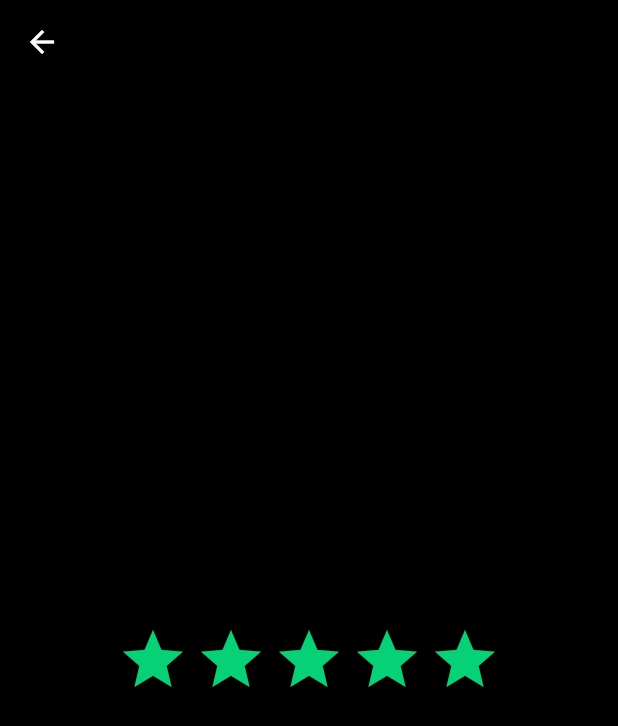
After one commit to millerovv/animatiland, a Flutter app: the screen it shows after launch, after a tap on "Example 3", on a phone screen of 412 x 824 dp. The commit adds this screen. Shown: the top 726 px of the screen. Run offline on Flutter 3.47's test engine with Material 2 defaults, Android fonts, the phone set to English and light mode, and no system bars.

Commit message:
Added multiple color transition page.

```diff
--- a/lib/app.dart
+++ b/lib/app.dart
@@ -1,3 +1,4 @@
+import 'package:animatiland/multiple_color_transition/third_example_page.dart';
 import 'package:animatiland/staggered/first_example_page.dart';
 import 'package:animatiland/home/home_page.dart';
 import 'package:animatiland/gesture_based/second_example_page.dart';
@@ -18,6 +19,7 @@ class MyApp extends StatelessWidget {
         '/': (context) => HomePage(screenHeight: MediaQuery.of(context).size.height),
         '/example1': (context) => FirstExamplePage(),
         '/example2': (context) => SecondExamplePage(),
+        '/example3': (context) => ThirdExamplePage()
       },
     );
   }
--- a/lib/home/home_page.dart
+++ b/lib/home/home_page.dart
@@ -2,15 +2,15 @@ import 'package:animatiland/home/animated_appbar.dart';
 import 'package:flutter/material.dart';
 
 const Map<String, IconData> gridContent = {
-  'Example 1': Icons.language,
-  'Example 2': Icons.face,
-  'Example 3': Icons.radio,
+  'Example 1': Icons.directions,
+  'Example 2': Icons.gesture,
+  'Example 3': Icons.star,
   'Example 4': Icons.airplanemode_active,
   'Example 5': Icons.android,
   'Example 6': Icons.add,
 };
 
-const List<String> routes = ['/example1', '/example2'];
+const List<String> routes = ['/example1', '/example2', '/example3'];
 
 class HomePage extends StatefulWidget {
   final double screenHeight;
--- /dev/null
+++ b/lib/multiple_color_transition/animated_rating.dart
@@ -0,0 +1,80 @@
+import 'package:flutter/material.dart';
+
+const Map<String, Color> kRatingColors = {
+  'green': Color(0xFF06D177),
+  'light_green': Color(0xFFB5D106),
+  'yellow': Color(0xFFD1CE06),
+  'orange': Color(0xFFD18606),
+  'red': Color(0xFFD13206),
+};
+
+class AnimatedRating extends StatefulWidget {
+  final AnimationController controller;
+  final Color targetColor;
+  final double targetRating;
+
+  AnimatedRating({Key key, this.controller, this.targetColor, this.targetRating}) : super(key: key);
+
+  @override
+  _AnimatedRatingState createState() => _AnimatedRatingState();
+}
+
+class _AnimatedRatingState extends State<AnimatedRating> {
+  Animation<Color> colorRedToOrange;
+  Animation<Color> colorOrangeToYellow;
+  Animation<Color> colorYellowToLightGreen;
+  Animation<Color> colorLightGreenToGreen;
+
+  @override
+  void initState() {
+    super.initState();
+    _initColorAnimations();
+  }
+
+  Widget _buildAnimation(BuildContext context, Widget child) {
+    return Container(
+      child: Row(
+          mainAxisAlignment: MainAxisAlignment.center,
+          children: List.generate(
+            5,
+            (index) => Padding(
+                  padding: EdgeInsets.symmetric(horizontal: 2.0),
+                  child: Icon(
+                    Icons.star,
+                    color: widget.targetColor,
+                    size: 48.0,
+                  ),
+                ),
+          )),
+    );
+  }
+
+  @override
+  Widget build(BuildContext context) {
+    return AnimatedBuilder(
+      builder: _buildAnimation,
+      animation: widget.controller,
+    );
+  }
+
+  int _calculateNumberOfColorTransitionStages(double rating) {
+    if (rating >= 7.5) {
+      return 4;
+    } else if (rating >= 6.5) {
+      return 3;
+    } else if (rating >= 5.5) {
+      return 2;
+    } else if (rating >= 4.5) {
+      return 1;
+    } else {
+      return 0;
+    }
+  }
+
+  void _initColorAnimations() {
+    colorRedToOrange = ColorTween(
+      begin: kRatingColors['red'],
+      end: kRatingColors['orange'],
+    ).animate(widget.controller);
+  }
+}
--- /dev/null
+++ b/lib/multiple_color_transition/third_example_page.dart
@@ -0,0 +1,44 @@
+import 'package:animatiland/multiple_color_transition/animated_rating.dart';
+import 'package:flutter/material.dart';
+
+class ThirdExamplePage extends StatefulWidget {
+  @override
+  _ThirdExamplePageState createState() => _ThirdExamplePageState();
+}
+
+class _ThirdExamplePageState extends State<ThirdExamplePage> with SingleTickerProviderStateMixin {
+	AnimationController controller;
+
+	@override
+	void initState() {
+		super.initState();
+		controller = AnimationController(duration: Duration(milliseconds: 5000), vsync: this)
+			..addStatusListener((status) {
+				if (status == AnimationStatus.completed) {
+					controller.reverse();
+				} else if (status == AnimationStatus.dismissed) {
+					controller.forward();
+				}
+			});
+		controller.forward();
+	}
+
+	@override
+	void dispose() {
+		controller?.dispose();
+		super.dispose();
+	}
+
+  @override
+  Widget build(BuildContext context) {
+    return Scaffold(
+	    backgroundColor: Theme.of(context).primaryColor,
+	    appBar: AppBar(),
+	    body: Container(
+		    child: Center(
+			    child: AnimatedRating(controller: controller, targetColor: kRatingColors['green'], targetRating: 7.2),
+		    ),
+	    ),
+    );
+  }
+}
```
